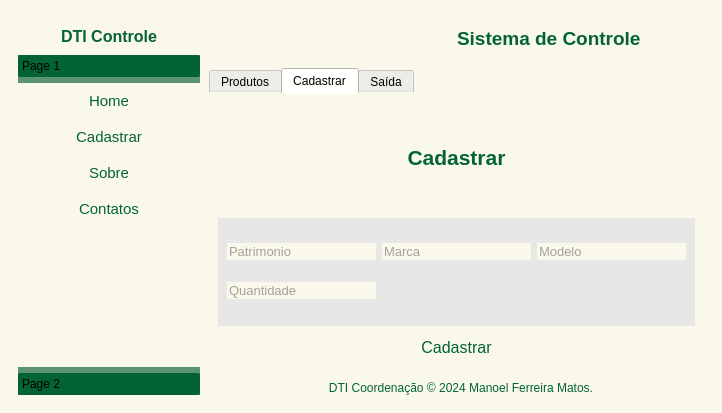
ManelFer/SistemaDti1, file ui_main.ui: the form before one commit.
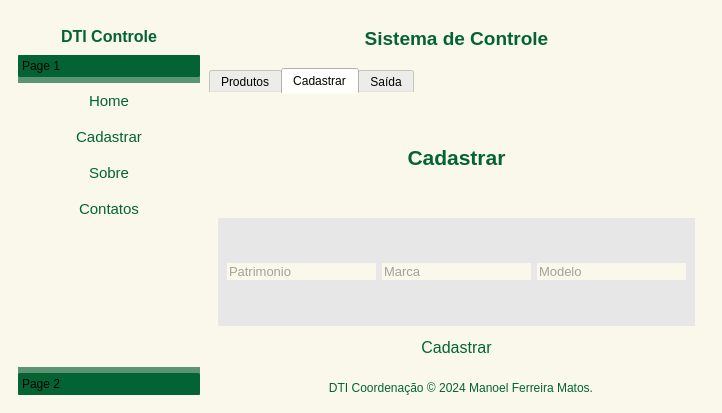
The form after the commit. The open tabs and pages were chosen to show the change. Icons and pictures are not drawn.

Commit message:
atualização
feita a atualização do designer

Diff of the .ui file:
```diff
--- a/ui_main.ui
+++ b/ui_main.ui
@@ -342,27 +342,10 @@
           <property name="bottomMargin">
            <number>9</number>
           </property>
-          <item alignment="">
-           <widget class="QPushButton" name="btn_toggle">
-            <property name="text">
-             <string/>
-            </property>
-            <property name="icon">
-             <iconset resource="src_img/icons_.qrc">
-              <normaloff>:/icons/icons/menu2.png</normaloff>:/icons/icons/menu2.png</iconset>
-            </property>
-            <property name="iconSize">
-             <size>
-              <width>32</width>
-              <height>32</height>
-             </size>
-            </property>
-           </widget>
-          </item>
           <item>
            <widget class="QLabel" name="label">
             <property name="text">
-             <string>&lt;html&gt;&lt;head/&gt;&lt;body&gt;&lt;p&gt;&lt;span style=&quot; font-size:14pt; font-weight:700;&quot;&gt;Sistema de Controle&lt;/span&gt;&lt;/p&gt;&lt;/body&gt;&lt;/html&gt;</string>
+             <string>&lt;html&gt;&lt;head/&gt;&lt;body&gt;&lt;p align=&quot;center&quot;&gt;&lt;span style=&quot; font-size:14pt; font-weight:700;&quot;&gt;Sistema de Controle&lt;/span&gt;&lt;/p&gt;&lt;/body&gt;&lt;/html&gt;</string>
             </property>
            </widget>
           </item>
@@ -602,13 +585,6 @@
                      <enum>QFrame::Shadow::Raised</enum>
                     </property>
                     <layout class="QGridLayout" name="gridLayout">
-                     <item row="2" column="0">
-                      <widget class="QLineEdit" name="txt_quantidade">
-                       <property name="placeholderText">
-                        <string>Quantidade</string>
-                       </property>
-                      </widget>
-                     </item>
                      <item row="0" column="2">
                       <widget class="QLineEdit" name="txt_modelo">
                        <property name="placeholderText">
```
Left out of the diff: 23 changed lines with no effect on the pictures. The commit also changes 1 other file.
